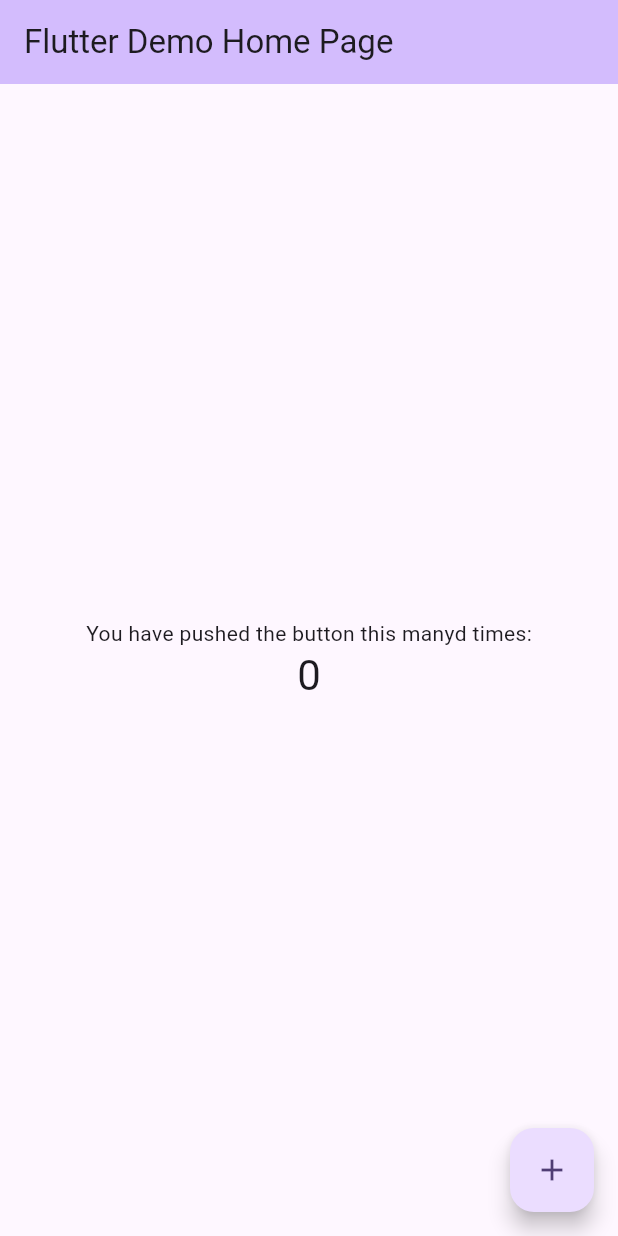
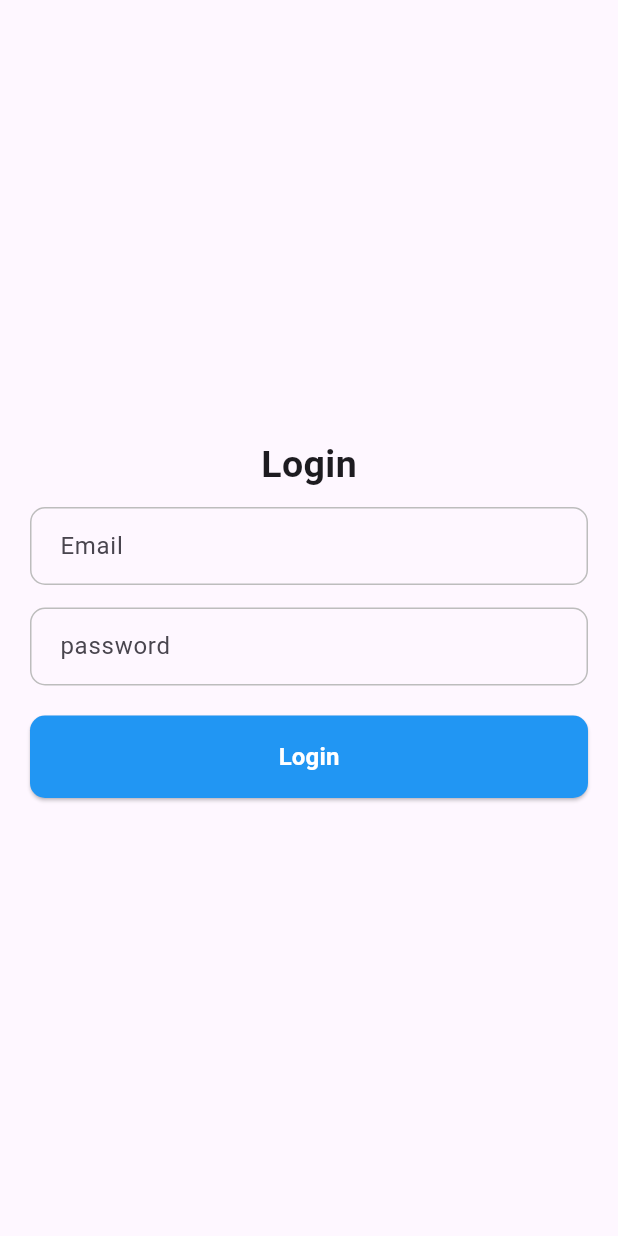
Before and after one commit to Samio26/Docx, a Flutter app: the screen it shows after launch, on a phone screen of 412 x 824 dp. Run offline on Flutter 3.47's test engine with Material 3 defaults, Android fonts, the phone set to English and light mode, and no system bars; our stand-ins replace dio, flutter_secure_storage, get_it, injectable, pretty_dio_logger, socket_io_client.

Commit message:
implement interceptor auth and implement login logic

```diff
--- /dev/null
+++ b/lib/config/core/widgets/custom_button.dart
@@ -0,0 +1,40 @@
+import 'package:flutter/material.dart';
+
+class CustomButton extends StatelessWidget {
+  final String text;
+  final VoidCallback onPressed;
+  final Color color;
+
+  const CustomButton({
+    Key? key,
+    required this.text,
+    required this.onPressed,
+    this.color = Colors.blue, // Default color is blue
+  }) : super(key: key);
+
+  @override
+  Widget build(BuildContext context) {
+    return SizedBox(
+      width: double.infinity,
+      child: ElevatedButton(
+        onPressed: onPressed,
+        child: Text(
+          text,
+          style: TextStyle(
+            fontSize: 16.0,
+            fontWeight: FontWeight.bold,
+            color: Colors.white
+          ),
+        ),
+        style: ElevatedButton.styleFrom(
+
+          backgroundColor: color,
+          padding: EdgeInsets.symmetric(vertical: 16.0, horizontal: 20),
+          shape: RoundedRectangleBorder(
+            borderRadius: BorderRadius.circular(10.0),
+          ),
+        ),
+      ),
+    );
+  }
+}
--- /dev/null
+++ b/lib/config/core/widgets/form_field.dart
@@ -0,0 +1,93 @@
+import 'package:flutter/material.dart';
+
+class CustomTextField extends StatelessWidget {
+  final String labelText;
+  final IconData? prefixIcon;
+  final IconData? suffixIcon;
+  final bool obscureText;
+  final TextEditingController controller;
+  final TextInputType? keyboardType;
+  final TextInputAction? textInputAction;
+  final bool autofocus;
+  final bool enabled;
+  final bool autocorrect;
+  final FormFieldValidator<String>? validator;
+  final ValueChanged<String>? onChanged;
+
+   CustomTextField({
+    Key? key,
+    required this.labelText,
+    this.prefixIcon,
+    this.suffixIcon,
+    this.obscureText = false,
+    required this.controller,
+    this.keyboardType,
+    this.textInputAction,
+    this.autofocus = false,
+    this.enabled = true,
+    this.autocorrect = true,
+    this.validator,
+    this.onChanged,
+  }) : super(key: key);
+
+  @override
+  Widget build(BuildContext context) {
+    return TextFormField(
+      controller: controller,
+      obscureText: obscureText,
+      keyboardType: keyboardType,
+      textInputAction: textInputAction,
+      autofocus: autofocus,
+      enabled: enabled,
+      autocorrect: autocorrect,
+      onChanged: onChanged,
+      validator: validator,
+      decoration: InputDecoration(
+        labelText: labelText,
+        prefixIcon: prefixIcon != null ? Icon(prefixIcon) : null,
+        suffixIcon: suffixIcon != null
+            ? IconButton(
+                onPressed: () {},
+                icon: Icon(suffixIcon),
+              )
+            : null,
+        contentPadding: EdgeInsets.symmetric(vertical: 14.0, horizontal: 16.0),
+        border: OutlineInputBorder(
+          borderRadius: BorderRadius.circular(10.0),
+          borderSide: BorderSide(
+            color: Colors.grey.shade400,
+            width: 1.0,
+          ),
+        ),
+        enabledBorder: OutlineInputBorder(
+          borderRadius: BorderRadius.circular(10.0),
+          borderSide: BorderSide(
+            color: Colors.grey.shade400,
+            width: 1.0,
+          ),
+        ),
+        focusedBorder: OutlineInputBorder(
+          borderRadius: BorderRadius.circular(10.0),
+          borderSide: BorderSide(
+            color: Theme.of(context).primaryColor,
+            width: 1.0,
+          ),
+        ),
+        errorBorder: OutlineInputBorder(
+          borderRadius: BorderRadius.circular(10.0),
+          borderSide: BorderSide(
+            color: Colors.red,
+            width: 1.0,
+          ),
+        ),
+        focusedErrorBorder: OutlineInputBorder(
+          borderRadius: BorderRadius.circular(10.0),
+          borderSide: BorderSide(
+            color: Colors.red,
+            width: 1.0,
+          ),
+        ),
+      ),
+    );
+  }
+}
--- /dev/null
+++ b/lib/features/Auth/data/remote/auth_remote_datasource.dart
@@ -0,0 +1,24 @@
+
+import 'dart:convert';
+
+import 'package:dio/dio.dart';
+import 'package:injectable/injectable.dart';
+
+@injectable
+class AuthRemoteDataSource {
+ final Dio _client;
+
+ const AuthRemoteDataSource(@Named("unprotectedroutes") Dio client):_client=client;
+
+ Future<String> login(String email,String password)async{
+  final response=await _client.post("/api/v1/login",data: {
+    "email":email,
+    "password":password
+  });
+  if(response.statusCode.toString().startsWith("2")){
+    return jsonDecode(response.data);
+  }else{
+    throw Exception(response.statusMessage);
+  }
+ }
+}
--- /dev/null
+++ b/lib/features/Auth/domain/repository/auth_repository.dart
@@ -0,0 +1,7 @@
+import 'dart:async';
+
+import 'package:testt/config/core/functional_prog.dart';
+
+abstract class AuthRepository{
+ Future <EitherOf<String,String>> Login(String pass,String email);
+}
--- /dev/null
+++ b/lib/features/Auth/presentation/login_screen.dart
@@ -0,0 +1,36 @@
+import 'package:flutter/material.dart';
+import 'package:testt/config/core/widgets/custom_button.dart';
+import 'package:testt/config/core/widgets/form_field.dart';
+
+class LoginScreen extends StatelessWidget {
+   LoginScreen({super.key});
+
+final TextEditingController emailController=TextEditingController();
+final TextEditingController passController=TextEditingController();
+
+  @override
+  Widget build(BuildContext context) {
+    return  Scaffold(
+      body: SafeArea(
+        child: Padding(
+          padding: EdgeInsetsDirectional.symmetric(horizontal: 20),
+          child:  Column(
+            children: [
+              Spacer(),
+              const Text("Login",style: TextStyle(fontSize: 25,fontWeight: FontWeight.w600)),
+              const SizedBox(height: 10),
+              CustomTextField(labelText: "Email", controller:emailController),
+              const SizedBox(height: 15),
+              CustomTextField(labelText: "password", controller: passController),
+              const SizedBox(height: 20,),
+              CustomButton(text: "Login", onPressed: (){
+
+              }),
+              Spacer(),
+            ],
+          ),
+        ),
+      ),
+    );
+  }
+}
--- a/lib/main.dart
+++ b/lib/main.dart
@@ -1,4 +1,5 @@
 import 'package:flutter/material.dart';
+import 'package:testt/features/Auth/presentation/login_screen.dart';
 
 void main() {
   runApp(const MyApp());
@@ -13,113 +14,11 @@ class MyApp extends StatelessWidget {
     return MaterialApp(
       title: 'Flutter Demo',
       theme: ThemeData(
-        // This is the theme of your application.
-        //
-        // TRY THIS: Try running your application with "flutter run". You'll see
-        // the application has a purple toolbar. Then, without quitting the app,
-        // try changing the seedColor in the colorScheme below to Colors.green
-        // and then invoke "hot reload" (save your changes or press the "hot
-        // reload" button in a Flutter-supported IDE, or press "r" if you used
-        // the command line to start the app).
-        //
-        // Notice that the counter didn't reset back to zero; the application
-        // state is not lost during the reload. To reset the state, use hot
-        // restart instead.
-        //
-        // This works for code too, not just values: Most code changes can be
-        // tested with just a hot reload.
+
         colorScheme: ColorScheme.fromSeed(seedColor: Colors.deepPurple),
         useMaterial3: true,
       ),
-      home: const MyHomePage(title: 'Flutter Demo Home Page'),
+      home:  LoginScreen()
     );
   }
 }
-
-class MyHomePage extends StatefulWidget {
-  const MyHomePage({super.key, required this.title});
-
-  // This widget is the home page of your application. It is stateful, meaning
-  // that it has a State object (defined below) that contains fields that affect
-  // how it looks.
-
-  // This class is the configuration for the state. It holds the values (in this
-  // case the title) provided by the parent (in this case the App widget) and
-  // used by the build method of the State. Fields in a Widget subclass are
-  // always marked "final".
-
-  final String title;
-
-  @override
-  State<MyHomePage> createState() => _MyHomePageState();
-}
-
-class _MyHomePageState extends State<MyHomePage> {
-  int _counter = 0;
-
-  void _incrementCounter() {
-    setState(() {
-      // This call to setState tells the Flutter framework that something has
-      // changed in this State, which causes it to rerun the build method below
-      // so that the display can reflect the updated values. If we changed
-      // _counter without calling setState(), then the build method would not be
-      // called again, and so nothing would appear to happen.
-      _counter++;
-    });
-  }
-
-  @override
-  Widget build(BuildContext context) {
-    // This method is rerun every time setState is called, for instance as done
-    // by the _incrementCounter method above.
-    //
-    // The Flutter framework has been optimized to make rerunning build methods
-    // fast, so that you can just rebuild anything that needs updating rather
-    // than having to individually change instances of widgets.
-    return Scaffold(
-      appBar: AppBar(
-        // TRY THIS: Try changing the color here to a specific color (to
-        // Colors.amber, perhaps?) and trigger a hot reload to see the AppBar
-        // change color while the other colors stay the same.
-        backgroundColor: Theme.of(context).colorScheme.inversePrimary,
-        // Here we take the value from the MyHomePage object that was created by
-        // the App.build method, and use it to set our appbar title.
-        title: Text(widget.title),
-      ),
-      body: Center(
-        // Center is a layout widget. It takes a single child and positions it
-        // in the middle of the parent.
-        child: Column(
-          // Column is also a layout widget. It takes a list of children and
-          // arranges them vertically. By default, it sizes itself to fit its
-          // children horizontally, and tries to be as tall as its parent.
-          //
-          // Column has various properties to control how it sizes itself and
-          // how it positions its children. Here we use mainAxisAlignment to
-          // center the children vertically; the main axis here is the vertical
-          // axis because Columns are vertical (the cross axis would be
-          // horizontal).
-          //
-          // TRY THIS: Invoke "debug painting" (choose the "Toggle Debug Paint"
-          // action in the IDE, or press "p" in the console), to see the
-          // wireframe for each widget.
-          mainAxisAlignment: MainAxisAlignment.center,
-          children: <Widget>[
-            const Text(
-              'You have pushed the button this manyd times:',
-            ),
-            Text(
-              '$_counter',
-              style: Theme.of(context).textTheme.headlineMedium,
-            ),
-          ],
-        ),
-      ),
-      floatingActionButton: FloatingActionButton(
-        onPressed: _incrementCounter,
-        tooltip: 'Increment',
-        child: const Icon(Icons.add),
-      ), // This trailing comma makes auto-formatting nicer for build methods.
-    );
-  }
-}
```
Also changed, not shown: lib/config/clients/api_client.dart (added, +49 -0 lines), lib/config/core/di/injection.dart (added, +11 -0 lines), lib/config/core/di/network_module.dart (added, +18 -0 lines), lib/config/core/functional_prog.dart (added, +31 -0 lines), lib/config/core/local_storage.dart (added, +50 -0 lines), lib/config/core/socket_config.dart (+6 -2 lines), pubspec.yaml (+8 -1 lines), lib/config/core/di/injection.config.dart (added), pubspec.lock, 14 other files.
